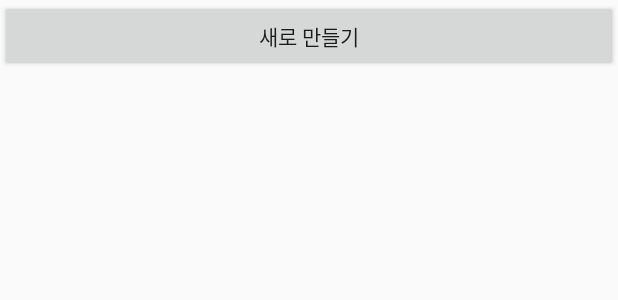
After one commit to wjrmffldrhrl/mobileteam, an Android app: the layout note_list.xml on its own in the app's theme, with its tools: preview values and no code run, on a phone screen of 412 x 824 dp. The commit adds this screen. Shown: the top 300 px of the screen. Run offline under Robolectric (Android 15) with nearby library versions, the phone set to English and light mode, and no system bars.

Commit message:
메모장 목록보기와 파일 삭제 편집 저장기능 추가했음 메모장 새로고침기능 설정할것 타이틀바 제거하고 색 변경

```diff
--- a/app/src/main/AndroidManifest.xml
+++ b/app/src/main/AndroidManifest.xml
@@ -4,6 +4,7 @@
     android:installLocation="auto" >
 
     <uses-feature android:name="android.hardware.camera" />
+    <uses-permission android:name="android.permission.READ_EXTERNAL_STORAGE" />
 
     <uses-permission android:name="android.permission.CAMERA" />
 
@@ -30,6 +31,7 @@
                 <category android:name="android.intent.category.LAUNCHER" />
             </intent-filter>
         </activity>
+        <activity android:name=".Note.NoteList"/>
         <activity android:name=".Note.Note"/>
         <activity android:name=".Study"/>
         <activity android:name=".OCR.OcrCaptureActivity"/>
--- a/app/src/main/java/com/example/annu/MainActivity.java
+++ b/app/src/main/java/com/example/annu/MainActivity.java
@@ -21,6 +21,7 @@ public class MainActivity extends AppCompatActivity {
     protected void onCreate(Bundle savedInstanceState) {
         super.onCreate(savedInstanceState);
         setContentView(R.layout.main_select);
+
     study = (ImageButton) findViewById(R.id.main_bt_study);
     drive = (ImageButton) findViewById(R.id.main_bt_drive);
 
--- a/app/src/main/java/com/example/annu/Study.java
+++ b/app/src/main/java/com/example/annu/Study.java
@@ -8,6 +8,7 @@ import android.widget.ImageButton;
 
 import com.example.annu.Dictionary.Dictionary;
 import com.example.annu.Note.Note;
+import com.example.annu.Note.NoteList;
 
 public class Study extends AppCompatActivity {
 
@@ -25,7 +26,7 @@ public class Study extends AppCompatActivity {
         note.setOnClickListener(new View.OnClickListener() {
             @Override
             public void onClick(View v) {
-                Intent intent = new Intent(getApplicationContext(), Note.class);//인텐트 지정
+                Intent intent = new Intent(getApplicationContext(), NoteList.class);//인텐트 지정
                 startActivity(intent);//액티비티 출력
             }
         });
--- /dev/null
+++ b/app/src/main/res/layout/note_list.xml
@@ -0,0 +1,19 @@
+<?xml version="1.0" encoding="utf-8"?>
+<LinearLayout xmlns:android="http://schemas.android.com/apk/res/android"
+    android:layout_width="fill_parent"
+    android:layout_height="fill_parent"
+    android:orientation="vertical">
+
+    <Button
+        android:id="@+id/note_bt_new"
+        android:layout_width="match_parent"
+        android:layout_height="wrap_content"
+        android:text="새로 만들기" />
+
+    <ListView
+        android:id="@+id/note_list"
+        android:layout_width="match_parent"
+        android:layout_height="wrap_content" />
+
+
+</LinearLayout>
--- a/app/src/main/res/values/colors.xml
+++ b/app/src/main/res/values/colors.xml
@@ -1,6 +1,6 @@
 <?xml version="1.0" encoding="utf-8"?>
 <resources>
-    <color name="colorPrimary">#008577</color>
-    <color name="colorPrimaryDark">#00574B</color>
-    <color name="colorAccent">#D81B60</color>
+    <color name="colorPrimary">#FDE8AA</color>
+    <color name="colorPrimaryDark">#FDE501</color>
+    <color name="colorAccent">#FDC42A</color>
 </resources>
--- a/app/src/main/res/values/styles.xml
+++ b/app/src/main/res/values/styles.xml
@@ -6,6 +6,9 @@
         <item name="colorPrimary">@color/colorPrimary</item>
         <item name="colorPrimaryDark">@color/colorPrimaryDark</item>
         <item name="colorAccent">@color/colorAccent</item>
+        <item name="windowActionBar">false</item>
+        <item name="windowNoTitle">true</item>
+
     </style>
 
 </resources>
```
Also changed, not shown: app/src/main/java/com/example/annu/Note/Note.java (+24 -17 lines), app/src/main/java/com/example/annu/Note/NoteList.java (added, +74 -0 lines), app/src/main/java/com/example/annu/Note/TextFileManager.java (+7 -7 lines), app/src/main/res/layout/note.xml (+12 -9 lines), app/src/main/java/com/example/annu/Dictionary/Dictionary_search.java (line endings or trailing spaces).
